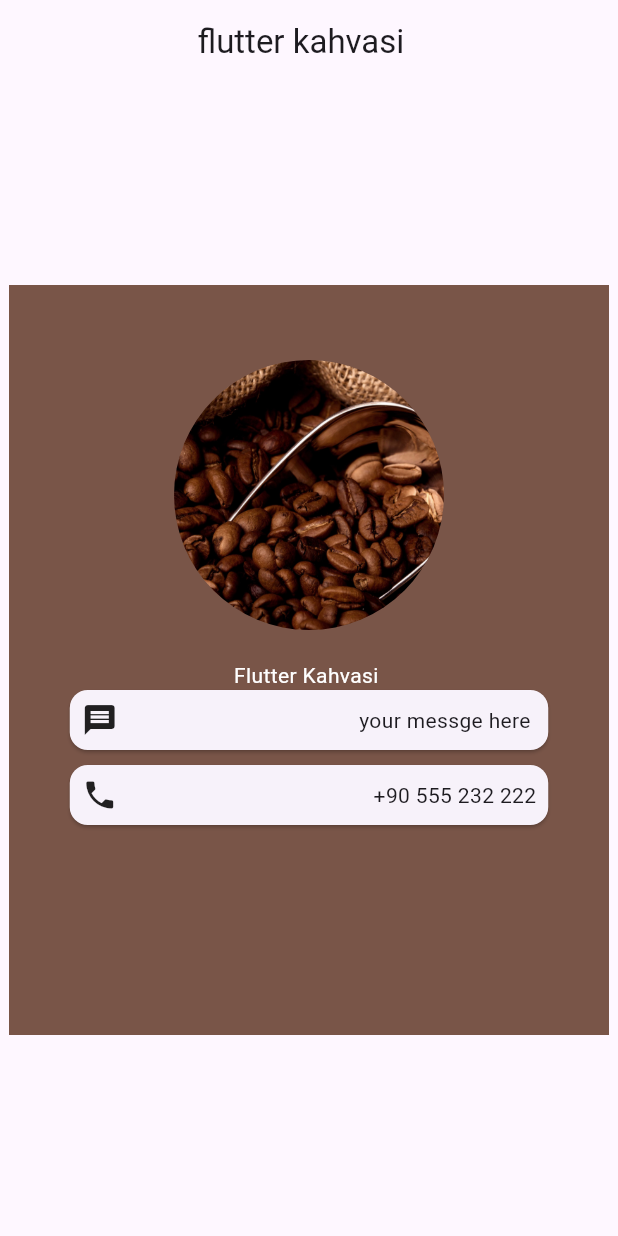
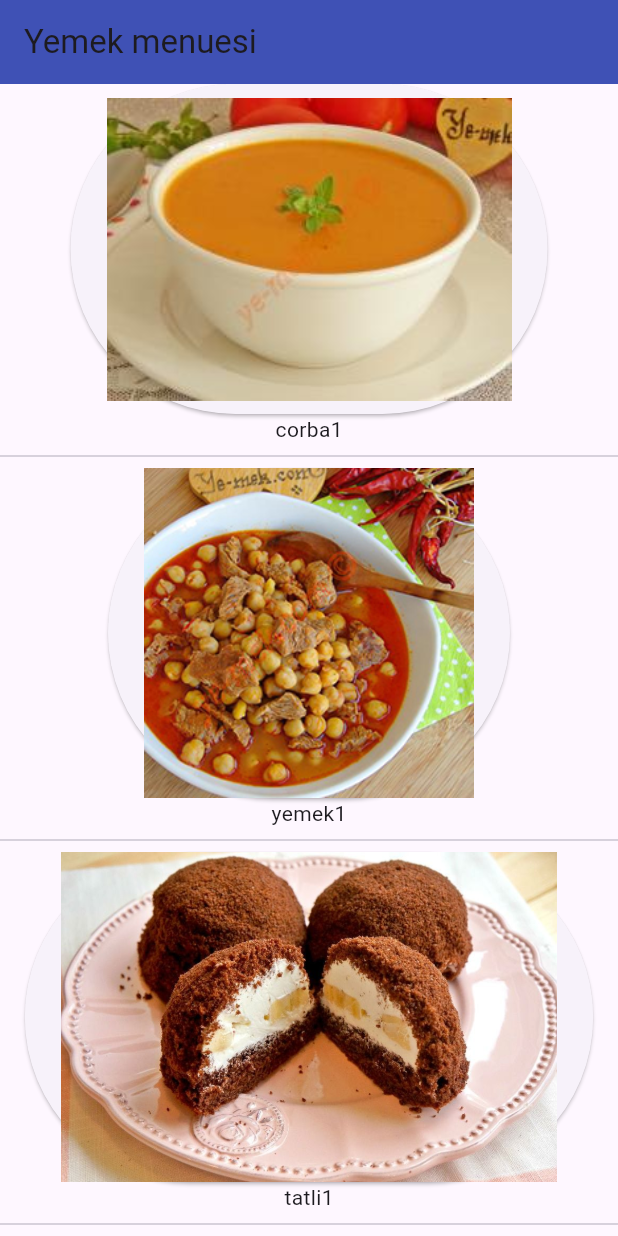
Before and after one commit to Hamza7m/tutorial_1, a Flutter app: the screen it shows after launch, on a phone screen of 412 x 824 dp. Run offline on Flutter 3.47's test engine with Material 3 defaults, Android fonts, the phone set to English and light mode, and no system bars.

Commit message:
Bugun ne var menusu

```diff
--- /dev/null
+++ b/lib/compenent/card.dart
@@ -0,0 +1,20 @@
+import 'package:flutter/material.dart';
+
+class MyWidget extends StatefulWidget {
+  final String text;
+  const MyWidget({super.key, required this.text});
+
+  @override
+  State<MyWidget> createState() => _MyWidgetState();
+}
+
+class _MyWidgetState extends State<MyWidget> {
+
+  @override
+  Widget build(BuildContext context) {
+    return Container(
+        child: Column(
+      children: [Image.asset('assets/corbalar/corba1.jpg'), Text(('corba'))],
+    ));
+  }
+}
--- a/lib/main.dart
+++ b/lib/main.dart
@@ -1,4 +1,9 @@
+// ignore_for_file: unnecessary_brace_in_string_interps
+
+import 'dart:math';
+
 import 'package:flutter/material.dart';
+import 'package:tutorial_1/compenent/card.dart';
 
 void main() {
   runApp(const MyApp());
@@ -12,72 +17,53 @@ class MyApp extends StatefulWidget {
 }
 
 class _MyAppState extends State<MyApp> {
+  int corba = 1;
+  int yemek = 1;
+  int tatli = 1;
+  List<String> corbalar = ["corba1", "corba2", "corba3", "corba4", "corba5"];
+  List<String> yemekler = ["yemek1", "yemek2", "yemek3", "yemek4", "yemek5"];
+  List<String> tatliler = ["tatli1", "tatli2", "tatli3", "tatli4", "tatli5"];
+  @override
+  void yenileme() {
+    setState(() {
+      corba = Random().nextInt(5) + 1;
+      yemek = Random().nextInt(5) + 1;
+      tatli = Random().nextInt(5) + 1;
+    });
+  }
+
   @override
   Widget build(BuildContext context) {
     return MaterialApp(
-      debugShowCheckedModeBanner: true, // gelistirma agsama
-      home: Scaffold(
-        appBar: AppBar(
-          title: Text("flutter kahvasi  "),
-          centerTitle: true,
-        ),
-        body: Center(
-            child: Container(
-          height: 500,
-          width: 400,
-          decoration: BoxDecoration(
-            color: Colors.brown[500],
-          ),
-          child: Column(
-            children: [
-              SizedBox(
-                height: 50,
+        debugShowCheckedModeBanner: true,
+        title: 'Menue',
+        home: Scaffold(
+            appBar: AppBar(
+              title: Text('Yemek menuesi '),
+              backgroundColor: Colors.indigo,
+            ),
+            body: Column(children: [
+              Expanded(
+                child: ElevatedButton(
+                    onPressed: yenileme,
+                    child: Image.asset('assets/corbalar/corba${corba}.jpg')),
               ),
-              CircleAvatar(
-                radius: 90,
-                backgroundImage: AssetImage('assets/Images/Kahve.jpg'),
-                backgroundColor: Colors.brown,
+              Text(corbalar[corba-1]),
+              Divider(),
+              Expanded(
+                child: ElevatedButton(
+                    onPressed: yenileme,
+                    child: Image.asset('assets/yemekler/yamek${yemek}.jpg')),
               ),
-              SizedBox(
-                height: 20,
+              Text(yemekler[yemek-1]),
+              Divider(),
+              Expanded(
+                child: ElevatedButton(
+                    onPressed: yenileme,
+                    child: Image.asset('assets/tatliler/tatli${tatli}.jpg')),
               ),
-              Text(
-                "Flutter Kahvasi ",
-                style: TextStyle(
-                  color: Colors.white,
-                ),
-              ),
-              Card(
-                margin: EdgeInsets.symmetric(horizontal: 40.50),
-                child: Padding(
-                  padding: const EdgeInsets.all(8.0),
-                  child: Row(
-                      mainAxisAlignment: MainAxisAlignment.spaceBetween,
-                      children: [
-                        Icon(Icons.message),
-                        Text("your messge here "),
-                      ]),
-                ),
-              ),
-              SizedBox(
-                height: 10,
-              ),
-              Card(
-                margin: EdgeInsets.symmetric(horizontal: 40.50),
-                child: Padding(
-                  padding: const EdgeInsets.all(8.0),
-                  child: Row(
-                      mainAxisAlignment: MainAxisAlignment.spaceBetween,
-                      children: [
-                        Icon(Icons.phone),
-                        Text("+90 555 232 222"),
-                      ]),
-                ),
-              )
-            ],
-          ),
-        )),
-      ),
-    );
+              Text(tatliler[tatli - 1]),
+              Divider(),
+            ])));
   }
 }
--- a/pubspec.yaml
+++ b/pubspec.yaml
@@ -15,6 +15,8 @@ dependencies:
 
   cupertino_icons: ^1.0.2
 
+  flutter_math: ^0.3.0-nullsafety.1
+
 dev_dependencies:
   flutter_test:
     sdk: flutter
@@ -27,7 +29,9 @@ flutter:
 
   # To add assets to your application, add an assets section, like this:
   assets:
-    - assets/Images/
+    - assets/corbalar/
+    - assets/yemekler/
+    - assets/tatliler/
   #   - images/a_dot_ham.jpeg
 
   # An image asset can refer to one or more resolution-specific "variants", see
```
Also changed, not shown: assets/Images/Kahve.jpg (deleted), assets/Images/img1.JPG (deleted), assets/corbalar/corba1.jpg (added), assets/corbalar/corba2.jpg (added), assets/corbalar/corba3.jpg (added), assets/corbalar/corba4.jpg (added), assets/corbalar/corba5.jpg (added), assets/tatliler/tatli1.jpg (added), assets/tatliler/tatli2.jpg (added), assets/tatliler/tatli3.jpg (added), assets/tatliler/tatli4.jpg (added), assets/tatliler/tatli5.webp (added), assets/yemekler/yamek1.jpg (added), assets/yemekler/yamek2.jpg (added), 4 more files.
